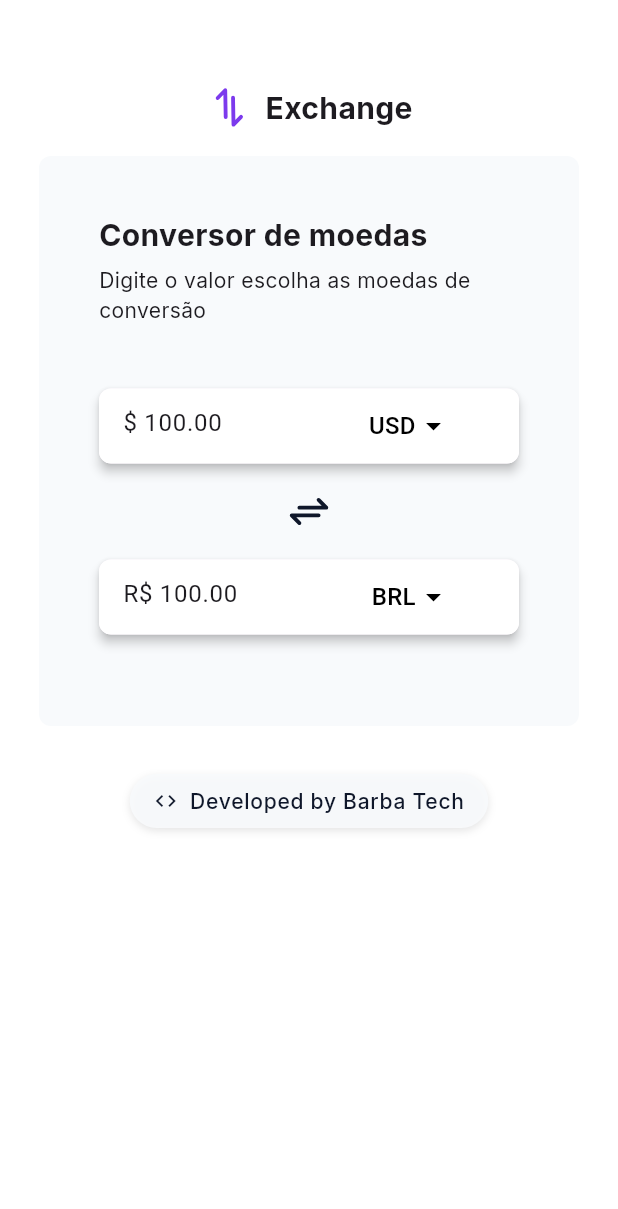
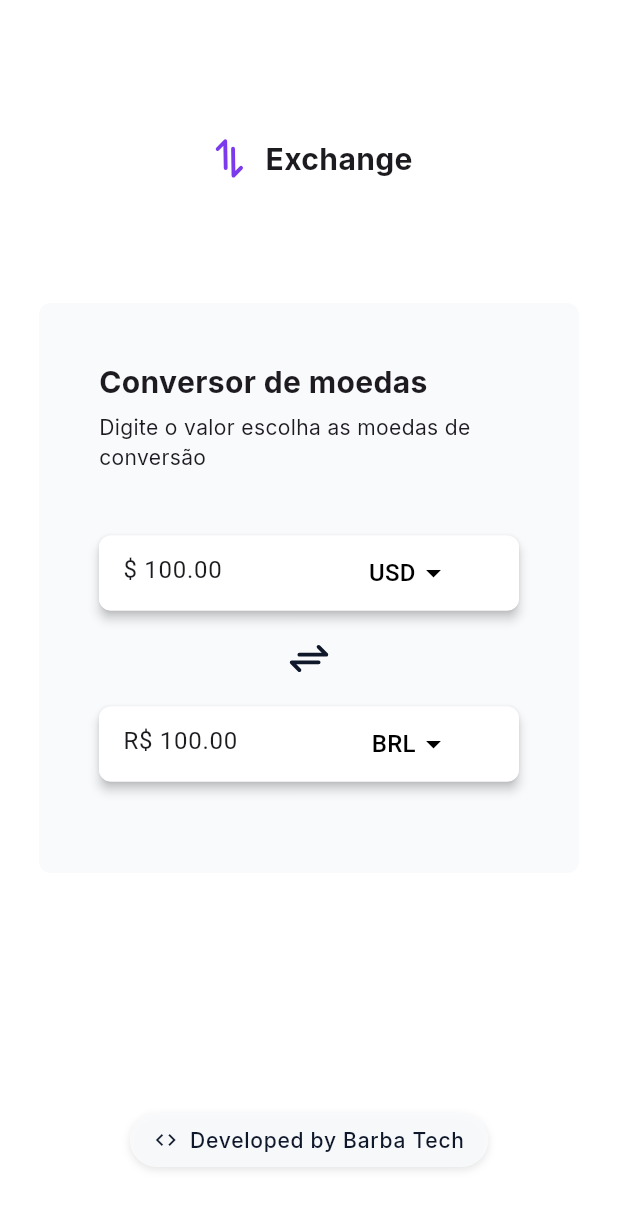
Before and after one commit to Barba2k2/currency_converter, a Flutter app: the screen it shows after launch, on a phone screen of 412 x 824 dp. Shown: the top 1209 px of the screen. Run offline on Flutter 3.47's test engine with Material 3 defaults, Android fonts, the phone set to English and light mode, and no system bars; our stand-ins replace firebase_core, firebase_remote_config, flutter_svg, google_fonts, google_mobile_ads; missing offline and left inert: shorebird_code_push; accounts and stored records are empty; network calls fail.

Commit message:
feat(home): Changed space on column

```diff
--- a/lib/src/presentation/home.dart
+++ b/lib/src/presentation/home.dart
@@ -140,9 +140,9 @@ class _HomeState extends State<Home> {
       body: SingleChildScrollView(
         child: Column(
           mainAxisAlignment: MainAxisAlignment.spaceBetween,
-          spacing: 16,
+          spacing: 80,
           children: [
-            const SizedBox(height: 40),
+            const SizedBox(height: 10),
             Row(
               spacing: 8,
               mainAxisAlignment: MainAxisAlignment.center,
@@ -161,9 +161,7 @@ class _HomeState extends State<Home> {
                 ),
               ],
             ),
-            Align(
-              alignment: Alignment.center,
-              child: SizedBox(
+            SizedBox(
               width: 360,
               height: 380,
               child: Container(
@@ -239,7 +237,6 @@ class _HomeState extends State<Home> {
                 ),
               ),
             ),
-            ),
             _buildBannerAd(),
             Padding(
               padding: const EdgeInsets.only(bottom: 30),
```
Lines whose indentation alone changed are shown as unchanged.
